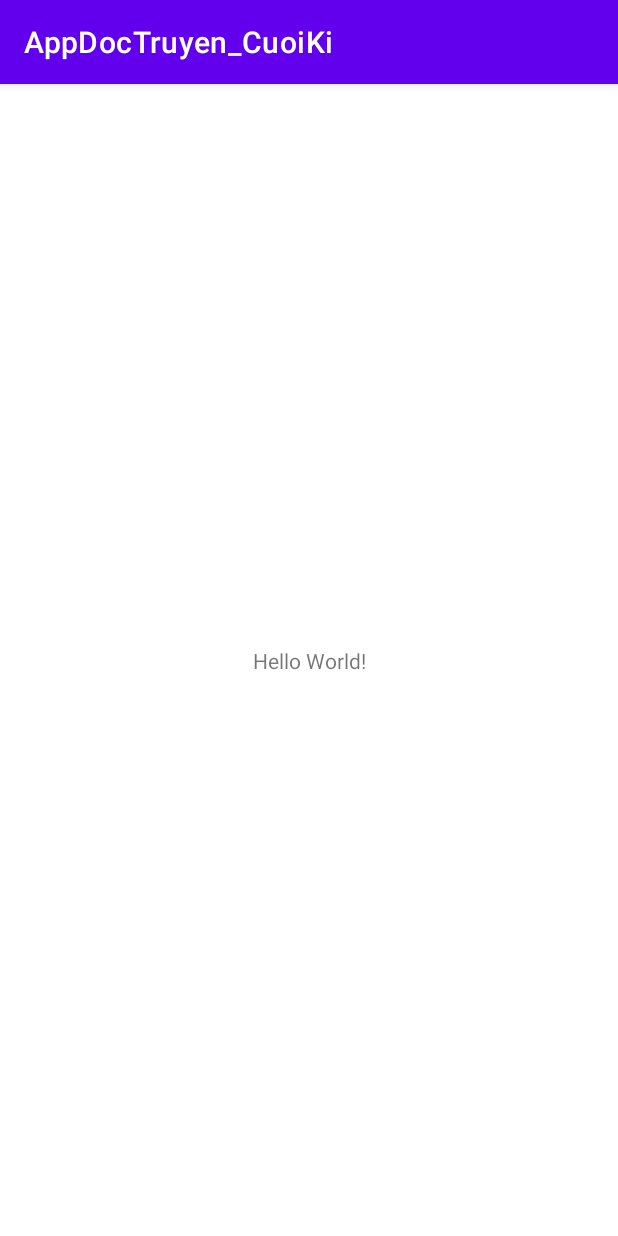
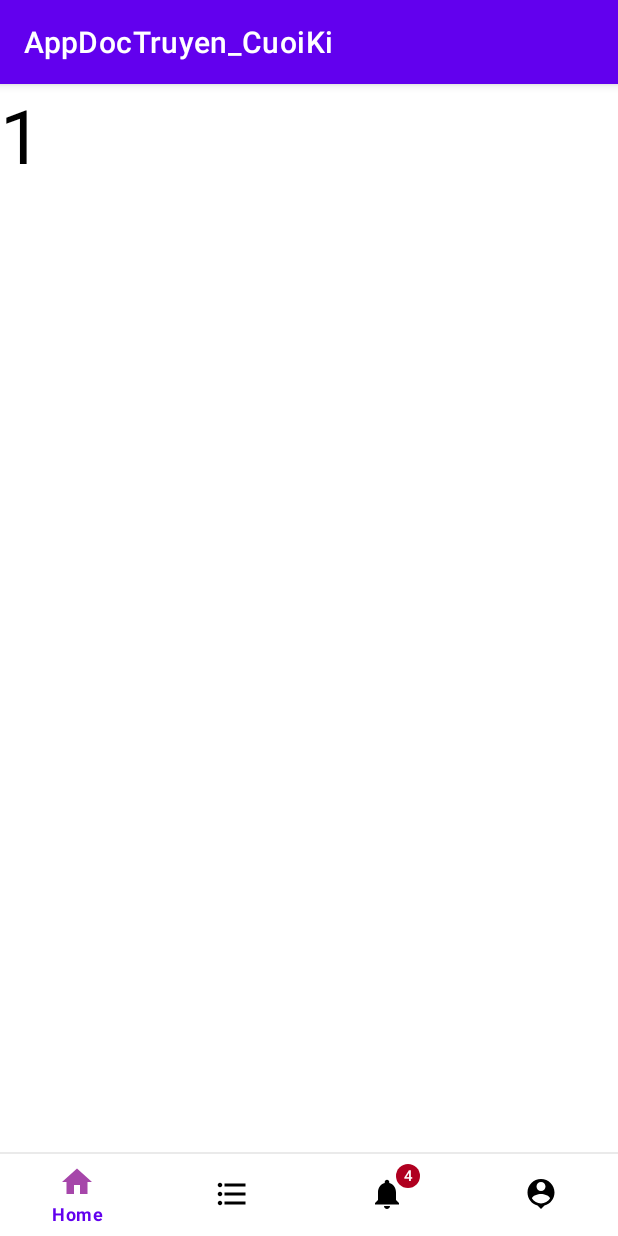
Before and after one commit to dvanhuy/AppDocTruyen-CuoiKi, an Android app: the screen it shows after launch (MainActivity before the commit, Home after it), on a phone screen of 412 x 824 dp. Run offline under Robolectric (Android 15) with nearby library versions, the phone set to English and light mode, and no system bars.

Commit message:
tạo khung bottomNavigationView

```diff
--- a/app/src/main/AndroidManifest.xml
+++ b/app/src/main/AndroidManifest.xml
@@ -14,7 +14,7 @@
         android:theme="@style/Theme.AppDocTruyen_CuoiKi"
         tools:targetApi="31">
         <activity
-            android:name=".MainActivity"
+            android:name=".Home"
             android:exported="true">
             <intent-filter>
                 <action android:name="android.intent.action.MAIN" />
--- /dev/null
+++ b/app/src/main/java/com/example/appdoctruyen_cuoiki/Fragment1.java
@@ -0,0 +1,64 @@
+package com.example.appdoctruyen_cuoiki;
+
+import android.os.Bundle;
+
+import androidx.fragment.app.Fragment;
+
+import android.view.LayoutInflater;
+import android.view.View;
+import android.view.ViewGroup;
+
+/**
+ * A simple {@link Fragment} subclass.
+ * Use the {@link Fragment1#newInstance} factory method to
+ * create an instance of this fragment.
+ */
+public class Fragment1 extends Fragment {
+
+    // TODO: Rename parameter arguments, choose names that match
+    // the fragment initialization parameters, e.g. ARG_ITEM_NUMBER
+    private static final String ARG_PARAM1 = "param1";
+    private static final String ARG_PARAM2 = "param2";
+
+    // TODO: Rename and change types of parameters
+    private String mParam1;
+    private String mParam2;
+
+    public Fragment1() {
+        // Required empty public constructor
+    }
+
+    /**
+     * Use this factory method to create a new instance of
+     * this fragment using the provided parameters.
+     *
+     * @param param1 Parameter 1.
+     * @param param2 Parameter 2.
+     * @return A new instance of fragment Fragment1.
+     */
+    // TODO: Rename and change types and number of parameters
+    public static Fragment1 newInstance(String param1, String param2) {
+        Fragment1 fragment = new Fragment1();
+        Bundle args = new Bundle();
+        args.putString(ARG_PARAM1, param1);
+        args.putString(ARG_PARAM2, param2);
+        fragment.setArguments(args);
+        return fragment;
+    }
+
+    @Override
+    public void onCreate(Bundle savedInstanceState) {
+        super.onCreate(savedInstanceState);
+        if (getArguments() != null) {
+            mParam1 = getArguments().getString(ARG_PARAM1);
+            mParam2 = getArguments().getString(ARG_PARAM2);
+        }
+    }
+
+    @Override
+    public View onCreateView(LayoutInflater inflater, ViewGroup container,
+                             Bundle savedInstanceState) {
+        // Inflate the layout for this fragment
+        return inflater.inflate(R.layout.fragment_1, container, false);
+    }
+}
--- /dev/null
+++ b/app/src/main/java/com/example/appdoctruyen_cuoiki/Fragment2.java
@@ -0,0 +1,64 @@
+package com.example.appdoctruyen_cuoiki;
+
+import android.os.Bundle;
+
+import androidx.fragment.app.Fragment;
+
+import android.view.LayoutInflater;
+import android.view.View;
+import android.view.ViewGroup;
+
+/**
+ * A simple {@link Fragment} subclass.
+ * Use the {@link Fragment2#newInstance} factory method to
+ * create an instance of this fragment.
+ */
+public class Fragment2 extends Fragment {
+
+    // TODO: Rename parameter arguments, choose names that match
+    // the fragment initialization parameters, e.g. ARG_ITEM_NUMBER
+    private static final String ARG_PARAM1 = "param1";
+    private static final String ARG_PARAM2 = "param2";
+
+    // TODO: Rename and change types of parameters
+    private String mParam1;
+    private String mParam2;
+
+    public Fragment2() {
+        // Required empty public constructor
+    }
+
+    /**
+     * Use this factory method to create a new instance of
+     * this fragment using the provided parameters.
+     *
+     * @param param1 Parameter 1.
+     * @param param2 Parameter 2.
+     * @return A new instance of fragment Fragment2.
+     */
+    // TODO: Rename and change types and number of parameters
+    public static Fragment2 newInstance(String param1, String param2) {
+        Fragment2 fragment = new Fragment2();
+        Bundle args = new Bundle();
+        args.putString(ARG_PARAM1, param1);
+        args.putString(ARG_PARAM2, param2);
+        fragment.setArguments(args);
+        return fragment;
+    }
+
+    @Override
+    public void onCreate(Bundle savedInstanceState) {
+        super.onCreate(savedInstanceState);
+        if (getArguments() != null) {
+            mParam1 = getArguments().getString(ARG_PARAM1);
+            mParam2 = getArguments().getString(ARG_PARAM2);
+        }
+    }
+
+    @Override
+    public View onCreateView(LayoutInflater inflater, ViewGroup container,
+                             Bundle savedInstanceState) {
+        // Inflate the layout for this fragment
+        return inflater.inflate(R.layout.fragment_2, container, false);
+    }
+}
--- /dev/null
+++ b/app/src/main/java/com/example/appdoctruyen_cuoiki/Fragment3.java
@@ -0,0 +1,64 @@
+package com.example.appdoctruyen_cuoiki;
+
+import android.os.Bundle;
+
+import androidx.fragment.app.Fragment;
+
+import android.view.LayoutInflater;
+import android.view.View;
+import android.view.ViewGroup;
+
+/**
+ * A simple {@link Fragment} subclass.
+ * Use the {@link Fragment3#newInstance} factory method to
+ * create an instance of this fragment.
+ */
+public class Fragment3 extends Fragment {
+
+    // TODO: Rename parameter arguments, choose names that match
+    // the fragment initialization parameters, e.g. ARG_ITEM_NUMBER
+    private static final String ARG_PARAM1 = "param1";
+    private static final String ARG_PARAM2 = "param2";
+
+    // TODO: Rename and change types of parameters
+    private String mParam1;
+    private String mParam2;
+
+    public Fragment3() {
+        // Required empty public constructor
+    }
+
+    /**
+     * Use this factory method to create a new instance of
+     * this fragment using the provided parameters.
+     *
+     * @param param1 Parameter 1.
+     * @param param2 Parameter 2.
+     * @return A new instance of fragment Fragment3.
+     */
+    // TODO: Rename and change types and number of parameters
+    public static Fragment3 newInstance(String param1, String param2) {
+        Fragment3 fragment = new Fragment3();
+        Bundle args = new Bundle();
+        args.putString(ARG_PARAM1, param1);
+        args.putString(ARG_PARAM2, param2);
+        fragment.setArguments(args);
+        return fragment;
+    }
+
+    @Override
+    public void onCreate(Bundle savedInstanceState) {
+        super.onCreate(savedInstanceState);
+        if (getArguments() != null) {
+            mParam1 = getArguments().getString(ARG_PARAM1);
+            mParam2 = getArguments().getString(ARG_PARAM2);
+        }
+    }
+
+    @Override
+    public View onCreateView(LayoutInflater inflater, ViewGroup container,
+                             Bundle savedInstanceState) {
+        // Inflate the layout for this fragment
+        return inflater.inflate(R.layout.fragment_3, container, false);
+    }
+}
--- /dev/null
+++ b/app/src/main/java/com/example/appdoctruyen_cuoiki/Fragment4.java
@@ -0,0 +1,64 @@
+package com.example.appdoctruyen_cuoiki;
+
+import android.os.Bundle;
+
+import androidx.fragment.app.Fragment;
+
+import android.view.LayoutInflater;
+import android.view.View;
+import android.view.ViewGroup;
+
+/**
+ * A simple {@link Fragment} subclass.
+ * Use the {@link Fragment4#newInstance} factory method to
+ * create an instance of this fragment.
+ */
+public class Fragment4 extends Fragment {
+
+    // TODO: Rename parameter arguments, choose names that match
+    // the fragment initialization parameters, e.g. ARG_ITEM_NUMBER
+    private static final String ARG_PARAM1 = "param1";
+    private static final String ARG_PARAM2 = "param2";
+
+    // TODO: Rename and change types of parameters
+    private String mParam1;
+    private String mParam2;
+
+    public Fragment4() {
+        // Required empty public constructor
+    }
+
+    /**
+     * Use this factory method to create a new instance of
+     * this fragment using the provided parameters.
+     *
+     * @param param1 Parameter 1.
+     * @param param2 Parameter 2.
+     * @return A new instance of fragment Fragment4.
+     */
+    // TODO: Rename and change types and number of parameters
+    public static Fragment4 newInstance(String param1, String param2) {
+        Fragment4 fragment = new Fragment4();
+        Bundle args = new Bundle();
+        args.putString(ARG_PARAM1, param1);
+        args.putString(ARG_PARAM2, param2);
+        fragment.setArguments(args);
+        return fragment;
+    }
+
+    @Override
+    public void onCreate(Bundle savedInstanceState) {
+        super.onCreate(savedInstanceState);
+        if (getArguments() != null) {
+            mParam1 = getArguments().getString(ARG_PARAM1);
+            mParam2 = getArguments().getString(ARG_PARAM2);
+        }
+    }
+
+    @Override
+    public View onCreateView(LayoutInflater inflater, ViewGroup container,
+                             Bundle savedInstanceState) {
+        // Inflate the layout for this fragment
+        return inflater.inflate(R.layout.fragment_4, container, false);
+    }
+}
--- /dev/null
+++ b/app/src/main/java/com/example/appdoctruyen_cuoiki/Home.java
@@ -0,0 +1,58 @@
+package com.example.appdoctruyen_cuoiki;
+
+import androidx.annotation.NonNull;
+import androidx.appcompat.app.AppCompatActivity;
+
+import android.graphics.Color;
+import android.os.Bundle;
+import android.view.MenuItem;
+
+import com.google.android.material.badge.BadgeDrawable;
+import com.google.android.material.bottomnavigation.BottomNavigationView;
+import com.google.android.material.navigation.NavigationBarView;
+
+public class Home extends AppCompatActivity {
+
+    BottomNavigationView bottomNavigationView;
+
+    Fragment1 fragment1 = new Fragment1();
+    Fragment2 fragment2 = new Fragment2();
+    Fragment3 fragment3 = new Fragment3();
+    Fragment4 fragment4 = new Fragment4();
+    BadgeDrawable badgeDrawable;
+
+    @Override
+    protected void onCreate(Bundle savedInstanceState) {
+        super.onCreate(savedInstanceState);
+        setContentView(R.layout.activity_home);
+
+        bottomNavigationView = findViewById(R.id.bottomNavigationView);
+        getSupportFragmentManager().beginTransaction().replace(R.id.container, fragment1).commit();
+        badgeDrawable = bottomNavigationView.getOrCreateBadge(R.id.nav_notification);
+        badgeDrawable.setVisible(true);
+        badgeDrawable.setBadgeTextColor(Color.WHITE);
+        badgeDrawable.setNumber(4);
+
+        bottomNavigationView.setOnItemSelectedListener(new NavigationBarView.OnItemSelectedListener() {
+            @Override
+            public boolean onNavigationItemSelected(@NonNull MenuItem item) {
+                switch (item.getItemId()) {
+                    case R.id.nav_home:
+                        getSupportFragmentManager().beginTransaction().replace(R.id.container, fragment1).commit();
+                        return true;
+                    case R.id.nav_list:
+                        getSupportFragmentManager().beginTransaction().replace(R.id.container, fragment2).commit();
+                        return true;
+                    case R.id.nav_notification:
+                        badgeDrawable.setVisible(false);
+                        getSupportFragmentManager().beginTransaction().replace(R.id.container, fragment3).commit();
+                        return true;
+                    case R.id.nav_profile:
+                        getSupportFragmentManager().beginTransaction().replace(R.id.container, fragment4).commit();
+                        return true;
+                }
+                return false;
+            }
+        });
+    }
+}
--- a/app/src/main/java/com/example/appdoctruyen_cuoiki/MainActivity.java
+++ /dev/null
@@ -1,14 +0,0 @@
-package com.example.appdoctruyen_cuoiki;
-
-import androidx.appcompat.app.AppCompatActivity;
-
-import android.os.Bundle;
-
-public class MainActivity extends AppCompatActivity {
-
-    @Override
-    protected void onCreate(Bundle savedInstanceState) {
-        super.onCreate(savedInstanceState);
-        setContentView(R.layout.activity_main);
-    }
-}
--- /dev/null
+++ b/app/src/main/res/color/color_nav_item.xml
@@ -0,0 +1,5 @@
+<?xml version="1.0" encoding="utf-8"?>
+<selector xmlns:android="http://schemas.android.com/apk/res/android">
+    <item android:state_checked="true" android:color="#A646AA" />
+    <item android:color="@color/black"  />
+</selector>
--- /dev/null
+++ b/app/src/main/res/drawable/list_bordertop.xml
@@ -0,0 +1,10 @@
+<?xml version="1.0" encoding="utf-8"?>
+<layer-list xmlns:android="http://schemas.android.com/apk/res/android">
+    <item android:left="-2dp" android:right="-2dp" android:bottom="-2dp">
+        <shape android:shape="rectangle">
+            <stroke
+                android:width="1dp"
+                android:color="#46B3B3B3" />
+        </shape>
+    </item>
+</layer-list>
--- /dev/null
+++ b/app/src/main/res/drawable/navigation_ic_home.xml
@@ -0,0 +1,5 @@
+<vector android:height="24dp" android:tint="#000000"
+    android:viewportHeight="24" android:viewportWidth="24"
+    android:width="24dp" xmlns:android="http://schemas.android.com/apk/res/android">
+    <path android:fillColor="@android:color/white" android:pathData="M10,20v-6h4v6h5v-8h3L12,3 2,12h3v8z"/>
+</vector>
--- /dev/null
+++ b/app/src/main/res/drawable/navigation_ic_list.xml
@@ -0,0 +1,5 @@
+<vector android:autoMirrored="true" android:height="24dp"
+    android:tint="#000000" android:viewportHeight="24"
+    android:viewportWidth="24" android:width="24dp" xmlns:android="http://schemas.android.com/apk/res/android">
+    <path android:fillColor="@android:color/white" android:pathData="M4,10.5c-0.83,0 -1.5,0.67 -1.5,1.5s0.67,1.5 1.5,1.5 1.5,-0.67 1.5,-1.5 -0.67,-1.5 -1.5,-1.5zM4,4.5c-0.83,0 -1.5,0.67 -1.5,1.5S3.17,7.5 4,7.5 5.5,6.83 5.5,6 4.83,4.5 4,4.5zM4,16.5c-0.83,0 -1.5,0.68 -1.5,1.5s0.68,1.5 1.5,1.5 1.5,-0.68 1.5,-1.5 -0.67,-1.5 -1.5,-1.5zM7,19h14v-2L7,17v2zM7,13h14v-2L7,11v2zM7,5v2h14L21,5L7,5z"/>
+</vector>
--- /dev/null
+++ b/app/src/main/res/drawable/navigation_ic_notification.xml
@@ -0,0 +1,5 @@
+<vector android:height="24dp" android:tint="#000000"
+    android:viewportHeight="24" android:viewportWidth="24"
+    android:width="24dp" xmlns:android="http://schemas.android.com/apk/res/android">
+    <path android:fillColor="@android:color/white" android:pathData="M12,22c1.1,0 2,-0.9 2,-2h-4c0,1.1 0.89,2 2,2zM18,16v-5c0,-3.07 -1.64,-5.64 -4.5,-6.32L13.5,4c0,-0.83 -0.67,-1.5 -1.5,-1.5s-1.5,0.67 -1.5,1.5v0.68C7.63,5.36 6,7.92 6,11v5l-2,2v1h16v-1l-2,-2z"/>
+</vector>
--- /dev/null
+++ b/app/src/main/res/drawable/navigation_ic_profile.xml
@@ -0,0 +1,5 @@
+<vector android:height="24dp" android:tint="#000000"
+    android:viewportHeight="24" android:viewportWidth="24"
+    android:width="24dp" xmlns:android="http://schemas.android.com/apk/res/android">
+    <path android:fillColor="@android:color/white" android:pathData="M12,2c-4.97,0 -9,4.03 -9,9 0,4.17 2.84,7.67 6.69,8.69L12,22l2.31,-2.31C18.16,18.67 21,15.17 21,11c0,-4.97 -4.03,-9 -9,-9zM12,4c1.66,0 3,1.34 3,3s-1.34,3 -3,3 -3,-1.34 -3,-3 1.34,-3 3,-3zM12,18.3c-2.5,0 -4.71,-1.28 -6,-3.22 0.03,-1.99 4,-3.08 6,-3.08 1.99,0 5.97,1.09 6,3.08 -1.29,1.94 -3.5,3.22 -6,3.22z"/>
+</vector>
--- /dev/null
+++ b/app/src/main/res/layout/activity_home.xml
@@ -0,0 +1,33 @@
+<?xml version="1.0" encoding="utf-8"?>
+<androidx.constraintlayout.widget.ConstraintLayout xmlns:android="http://schemas.android.com/apk/res/android"
+    xmlns:app="http://schemas.android.com/apk/res-auto"
+    xmlns:tools="http://schemas.android.com/tools"
+    android:layout_width="match_parent"
+    android:layout_height="match_parent"
+    android:background="@color/white">
+
+    <FrameLayout
+        android:id="@+id/container"
+        android:layout_width="0dp"
+        android:layout_height="0dp"
+        app:layout_constraintBottom_toTopOf="@+id/bottomNavigationView"
+        app:layout_constraintEnd_toEndOf="parent"
+        app:layout_constraintHorizontal_bias="0.0"
+        app:layout_constraintStart_toStartOf="parent"
+        app:layout_constraintTop_toTopOf="parent"
+        app:layout_constraintVertical_bias="0.0"></FrameLayout>
+
+    <com.google.android.material.bottomnavigation.BottomNavigationView
+        android:id="@+id/bottomNavigationView"
+        android:layout_width="0dp"
+        android:layout_height="wrap_content"
+        app:layout_constraintBottom_toBottomOf="parent"
+        app:layout_constraintEnd_toEndOf="parent"
+        app:layout_constraintHorizontal_bias="0.0"
+        app:layout_constraintStart_toStartOf="parent"
+        android:background="@drawable/list_bordertop"
+        app:itemIconTint="@color/color_nav_item"
+        app:menu="@menu/bottom_nav_menu"
+        />
+
+</androidx.constraintlayout.widget.ConstraintLayout>
--- /dev/null
+++ b/app/src/main/res/layout/fragment_1.xml
@@ -0,0 +1,16 @@
+<?xml version="1.0" encoding="utf-8"?>
+<FrameLayout xmlns:android="http://schemas.android.com/apk/res/android"
+    xmlns:tools="http://schemas.android.com/tools"
+    android:layout_width="match_parent"
+    android:layout_height="match_parent"
+    tools:context=".Fragment1">
+
+    <TextView
+        android:id="@+id/textView"
+        android:layout_width="wrap_content"
+        android:layout_height="wrap_content"
+        android:text="1"
+        android:textSize="50sp"
+        android:textColor="@color/black"/>
+
+</FrameLayout>
--- a/app/src/main/res/layout/activity_main.xml
+++ b/app/src/main/res/layout/fragment_4.xml
@@ -4,13 +4,16 @@
     xmlns:tools="http://schemas.android.com/tools"
     android:layout_width="match_parent"
     android:layout_height="match_parent"
-    tools:context=".MainActivity">
+    tools:context=".Fragment4">
 
+    <!-- TODO: Update blank fragment layout -->
     <TextView
+        android:id="@+id/textView"
         android:layout_width="wrap_content"
         android:layout_height="wrap_content"
-        android:text="Hello World!"
-        app:layout_constraintBottom_toBottomOf="parent"
+        android:text="4"
+        android:textColor="@color/black"
+        android:textSize="50sp"
         app:layout_constraintEnd_toEndOf="parent"
         app:layout_constraintStart_toStartOf="parent"
         app:layout_constraintTop_toTopOf="parent" />
--- /dev/null
+++ b/app/src/main/res/menu/bottom_nav_menu.xml
@@ -0,0 +1,20 @@
+<?xml version="1.0" encoding="utf-8"?>
+<menu xmlns:android="http://schemas.android.com/apk/res/android"
+    xmlns:app="http://schemas.android.com/apk/res-auto">
+    <item
+        android:id="@+id/nav_home"
+        android:icon="@drawable/navigation_ic_home"
+        android:title="Home" />
+    <item
+        android:id="@+id/nav_list"
+        android:icon="@drawable/navigation_ic_list"
+        android:title="List" />
+    <item
+        android:id="@+id/nav_notification"
+        android:icon="@drawable/navigation_ic_notification"
+        android:title="Notification" />
+    <item
+        android:id="@+id/nav_profile"
+        android:icon="@drawable/navigation_ic_profile"
+        android:title="Profile" />
+</menu>
--- a/app/src/main/res/values/strings.xml
+++ b/app/src/main/res/values/strings.xml
@@ -1,3 +1,5 @@
 <resources>
     <string name="app_name">AppDocTruyen_CuoiKi</string>
+    <!-- TODO: Remove or change this placeholder text -->
+    <string name="hello_blank_fragment">Hello blank fragment</string>
 </resources>
```
Also changed, not shown: app/src/main/res/layout/fragment_2.xml (added, +17 -0 lines), app/src/main/res/layout/fragment_3.xml (added, +21 -0 lines).
